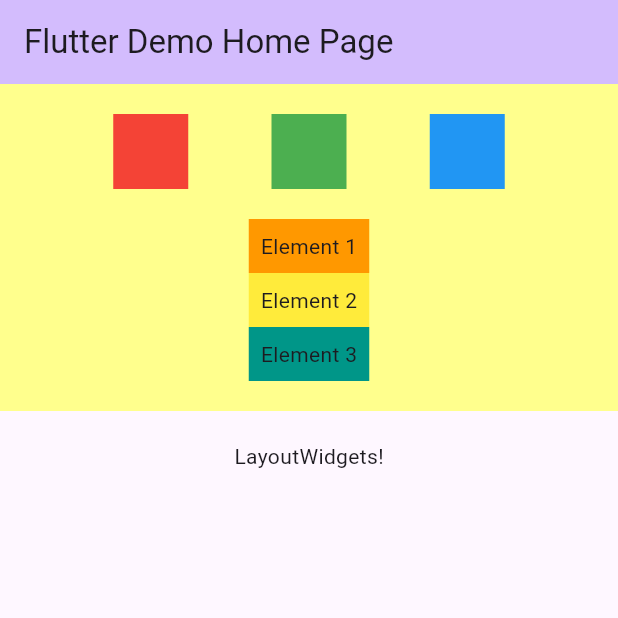
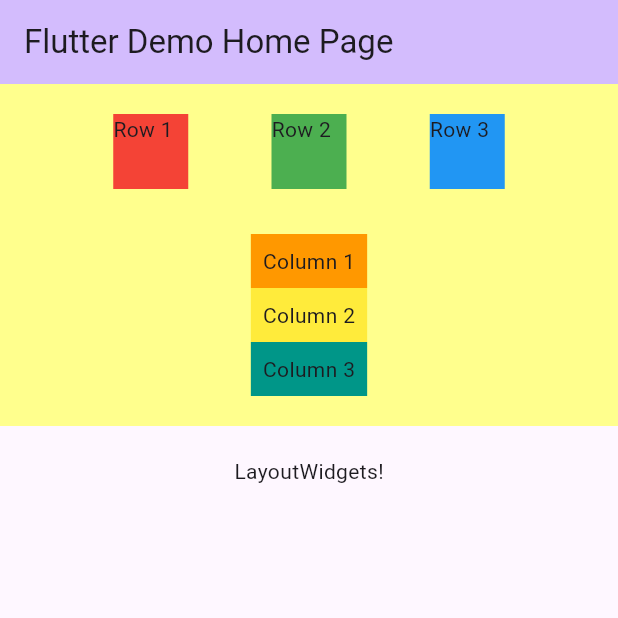
Before and after one commit to joshua-lehmann/Flutter-Layout-Widgets, a Flutter app: the screen it shows after launch, on a phone screen of 412 x 824 dp, the top half of it. Run offline on Flutter 3.47's test engine with Material 2 defaults, Android fonts, the phone set to English and light mode, and no system bars.

Commit message:
Add text to the row example

```diff
--- a/lib/flexbox.dart
+++ b/lib/flexbox.dart
@@ -18,20 +18,23 @@ class FlexBox extends StatelessWidget {
                 width: 50,
                 height: 50,
                 color: Colors.red,
+                child: Text('Row 1'),
               ),
               Container(
                 width: 50,
                 height: 50,
                 color: Colors.green,
+                child: Text('Row 2'),
               ),
               Container(
                 width: 50,
                 height: 50,
                 color: Colors.blue,
+                child: Text('Row 3'),
               ),
             ],
           ),
-          SizedBox(height: 20), // Platz zwischen den Widgets
+          SizedBox(height: 30), // Platz zwischen den Widgets
 
           Column(
             mainAxisAlignment: MainAxisAlignment.center,
@@ -40,17 +43,17 @@ class FlexBox extends StatelessWidget {
               Container(
                 color: Colors.orange,
                 padding: EdgeInsets.all(8),
-                child: Text('Element 1'),
+                child: Text('Column 1'),
               ),
               Container(
                 color: Colors.yellow,
                 padding: EdgeInsets.all(8),
-                child: Text('Element 2'),
+                child: Text('Column 2'),
               ),
               Container(
                 color: Colors.teal,
                 padding: EdgeInsets.all(8),
-                child: Text('Element 3'),
+                child: Text('Column 3'),
               ),
             ],
           ),
```
